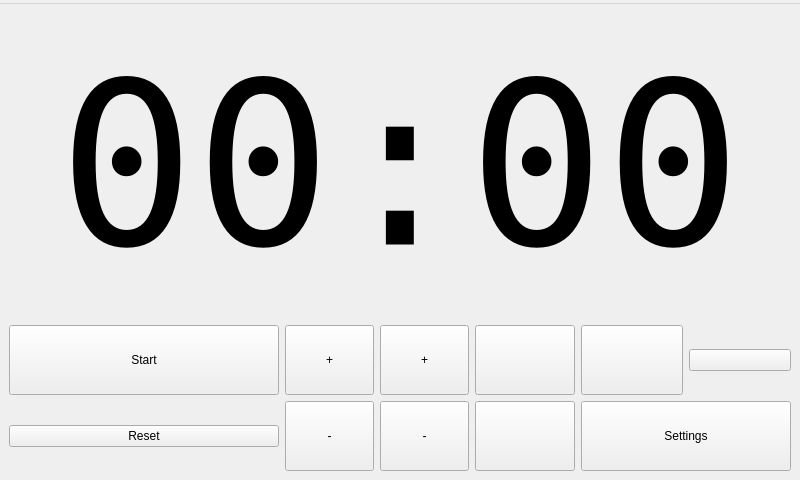
This is src/mainwindow.ui in maemo-leste-extras/countdowntimer as Qt 5 draws it before an edit. The edited form follows.
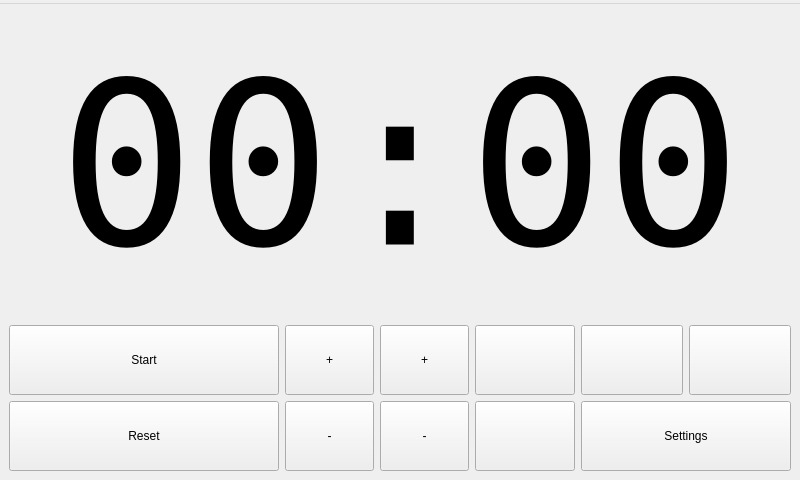
This is the edited form.

Diff of the .ui file:
```diff
--- a/src/mainwindow.ui
+++ b/src/mainwindow.ui
@@ -107,7 +107,7 @@
       <property name="minimumSize">
        <size>
         <width>70</width>
-        <height>0</height>
+        <height>70</height>
        </size>
       </property>
       <property name="text">
@@ -117,6 +117,12 @@
     </item>
     <item row="2" column="0">
      <widget class="QPushButton" name="pushButton_reset">
+      <property name="minimumSize">
+       <size>
+        <width>270</width>
+        <height>70</height>
+       </size>
+      </property>
       <property name="text">
        <string>Reset</string>
       </property>
```
Left out of the diff: 6 changed lines with no effect on the pictures.
